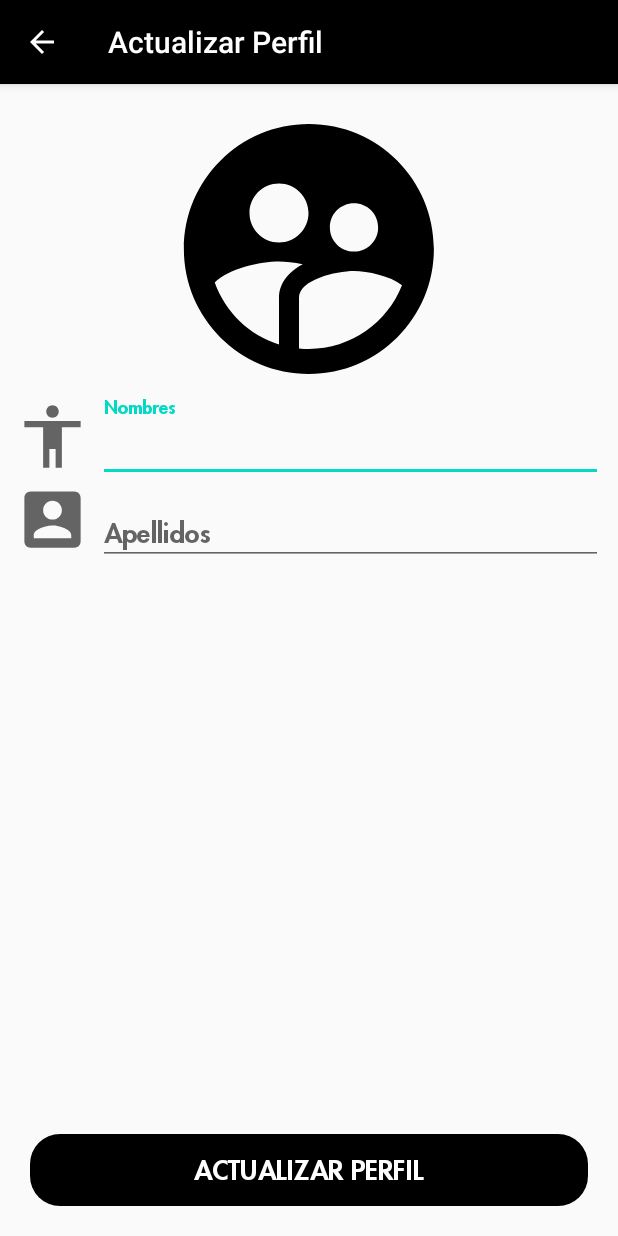
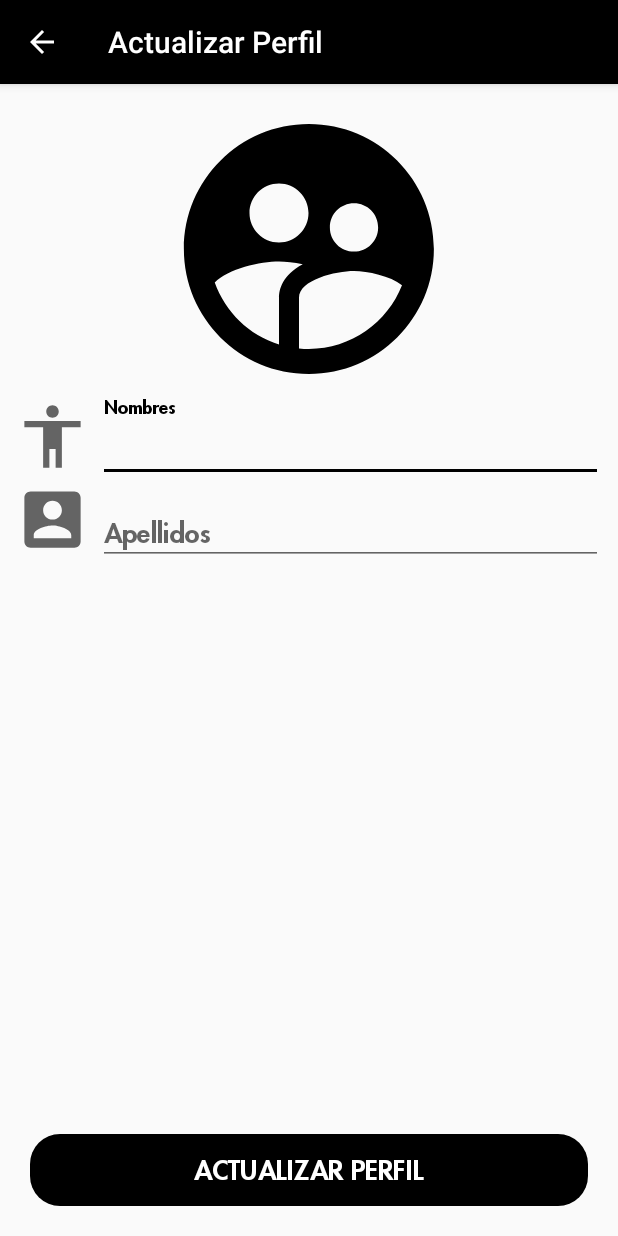
Before and after one commit to dannyroot95/GestorDePedidos, an Android app: the PerfilAdmin screen opened directly, with no data from a screen before it, on a phone screen of 412 x 824 dp. Run offline under Robolectric (Android 15) with nearby library versions, the phone set to English and light mode, and no system bars; our stand-ins replace CircleImageView, Firebase (no records; nobody signed in at launch, a user with empty details on screens opened directly); 2 statements that could not run were skipped.

Commit message:
Version 3

```diff
--- a/app/src/main/java/aukde/food/gestordepedidos/paquetes/Menus/PerfilAdmin.java
+++ b/app/src/main/java/aukde/food/gestordepedidos/paquetes/Menus/PerfilAdmin.java
@@ -1,11 +1,17 @@
 package aukde.food.gestordepedidos.paquetes.Menus;
 
+import androidx.annotation.NonNull;
 import androidx.appcompat.app.AppCompatActivity;
 
 import android.os.Bundle;
 import android.view.View;
 import android.widget.Button;
 import android.widget.TextView;
+
+import com.google.android.material.textfield.TextInputEditText;
+import com.google.firebase.database.DataSnapshot;
+import com.google.firebase.database.DatabaseError;
+import com.google.firebase.database.ValueEventListener;
 
 import aukde.food.gestordepedidos.R;
 import aukde.food.gestordepedidos.paquetes.Inclusiones.MiToolbar;
@@ -17,12 +23,13 @@ public class PerfilAdmin extends AppCompatActivity {
 
     private CircleImageView photoPerfil;
     private Button btnUpdateX;
-    private TextView txtNombres , txtApellidos;
+    private TextInputEditText txtNombres , txtApellidos;
     private AdminProvider mAdminProvider;
     private AuthProviders mAuthProviders;
 
     @Override
     protected void onCreate(Bundle savedInstanceState) {
+        setTheme(R.style.AppThemeDark);
         super.onCreate(savedInstanceState);
         setContentView(R.layout.activity_perfil_admin);
         MiToolbar.Mostrar(this,"Actualizar Perfil",true);
@@ -41,11 +48,25 @@ public class PerfilAdmin extends AppCompatActivity {
                 ActualzarPerfil();
             }
         });
+        ObtenerDataUser();
 
     }
 
     private void ObtenerDataUser(){
+        mAdminProvider.getAdminData(mAuthProviders.getId()).addListenerForSingleValueEvent(new ValueEventListener() {
+            @Override
+            public void onDataChange(@NonNull DataSnapshot dataSnapshot) {
+                String nombre = dataSnapshot.child("nombres").getValue().toString();
+                String apellido = dataSnapshot.child("apellidos").getValue().toString();
+                txtNombres.setText(nombre);
+                txtApellidos.setText(apellido);
+            }
 
+            @Override
+            public void onCancelled(@NonNull DatabaseError databaseError) {
+
+            }
+        });
     }
 
     private void ActualzarPerfil() {
--- a/app/src/main/java/aukde/food/gestordepedidos/paquetes/Providers/AdminProvider.java
+++ b/app/src/main/java/aukde/food/gestordepedidos/paquetes/Providers/AdminProvider.java
@@ -28,4 +28,9 @@ public class AdminProvider {
 
         return mDatabaseReference.child(administrador.getId()).setValue(map);
     }
+
+    public DatabaseReference getAdminData(String idAdmin){
+        return mDatabaseReference.child(idAdmin);
+    }
+
 }
--- a/app/src/main/java/aukde/food/gestordepedidos/paquetes/Providers/AukdeliverProvider.java
+++ b/app/src/main/java/aukde/food/gestordepedidos/paquetes/Providers/AukdeliverProvider.java
@@ -35,5 +35,4 @@ public class AukdeliverProvider {
 
     }
 
-
 }
--- a/app/src/main/res/layout/activity_menu_admin.xml
+++ b/app/src/main/res/layout/activity_menu_admin.xml
@@ -114,6 +114,7 @@
 
                     <Button
                         android:layout_width="80dp"
+                        android:id="@+id/btnPerfil"
                         android:gravity="center"
                         android:background="@drawable/btn_user"
                         android:layout_height="80dp"/>
```
Also changed, not shown: app/src/main/java/aukde/food/gestordepedidos/paquetes/Menus/MenuAdmin.java (+10 -1 lines).
